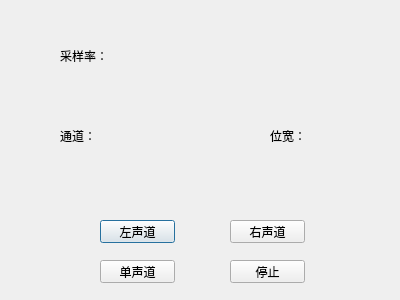
Above: Recording.ui from wangchuanchuan/RecordRtAudio before the change. Below: the same form after it.
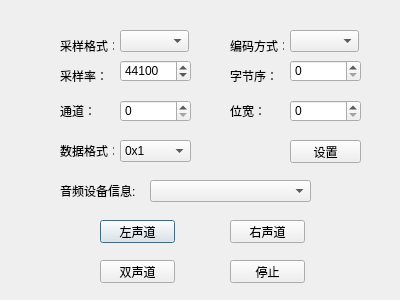
That is the form after the change.

The edit to the form file:
```diff
--- a/Recording.ui
+++ b/Recording.ui
@@ -49,7 +49,7 @@
     </rect>
    </property>
    <property name="text">
-    <string>单声道</string>
+    <string>双声道</string>
    </property>
   </widget>
   <widget class="QPushButton" name="btnStop">
@@ -69,7 +69,7 @@
    <property name="geometry">
     <rect>
      <x>60</x>
-     <y>50</y>
+     <y>70</y>
      <width>54</width>
      <height>12</height>
     </rect>
@@ -82,9 +82,9 @@
    <property name="geometry">
     <rect>
      <x>60</x>
-     <y>130</y>
+     <y>100</y>
      <width>54</width>
-     <height>12</height>
+     <height>21</height>
     </rect>
    </property>
    <property name="text">
@@ -94,16 +94,213 @@
   <widget class="QLabel" name="label_3">
    <property name="geometry">
     <rect>
-     <x>270</x>
-     <y>130</y>
+     <x>230</x>
+     <y>100</y>
      <width>54</width>
-     <height>12</height>
+     <height>21</height>
     </rect>
    </property>
    <property name="text">
     <string>位宽：</string>
    </property>
   </widget>
+  <widget class="QLabel" name="label_4">
+   <property name="geometry">
+    <rect>
+     <x>60</x>
+     <y>40</y>
+     <width>54</width>
+     <height>12</height>
+    </rect>
+   </property>
+   <property name="text">
+    <string>采样格式：</string>
+   </property>
+  </widget>
+  <widget class="QLabel" name="label_5">
+   <property name="geometry">
+    <rect>
+     <x>230</x>
+     <y>40</y>
+     <width>54</width>
+     <height>12</height>
+    </rect>
+   </property>
+   <property name="text">
+    <string>编码方式：</string>
+   </property>
+  </widget>
+  <widget class="QLabel" name="label_6">
+   <property name="geometry">
+    <rect>
+     <x>230</x>
+     <y>70</y>
+     <width>54</width>
+     <height>12</height>
+    </rect>
+   </property>
+   <property name="text">
+    <string>字节序：</string>
+   </property>
+  </widget>
+  <widget class="QLabel" name="label_7">
+   <property name="geometry">
+    <rect>
+     <x>60</x>
+     <y>180</y>
+     <width>81</width>
+     <height>21</height>
+    </rect>
+   </property>
+   <property name="text">
+    <string>音频设备信息:</string>
+   </property>
+  </widget>
+  <widget class="QComboBox" name="comboDeviceInfo">
+   <property name="geometry">
+    <rect>
+     <x>150</x>
+     <y>180</y>
+     <width>161</width>
+     <height>22</height>
+    </rect>
+   </property>
+  </widget>
+  <widget class="QComboBox" name="comboSampleFormat">
+   <property name="geometry">
+    <rect>
+     <x>120</x>
+     <y>30</y>
+     <width>69</width>
+     <height>22</height>
+    </rect>
+   </property>
+  </widget>
+  <widget class="QComboBox" name="comboEnCode">
+   <property name="geometry">
+    <rect>
+     <x>290</x>
+     <y>30</y>
+     <width>69</width>
+     <height>22</height>
+    </rect>
+   </property>
+  </widget>
+  <widget class="QSpinBox" name="spinBox_sampleRate">
+   <property name="geometry">
+    <rect>
+     <x>120</x>
+     <y>60</y>
+     <width>71</width>
+     <height>22</height>
+    </rect>
+   </property>
+   <property name="maximum">
+    <number>999999999</number>
+   </property>
+   <property name="value">
+    <number>44100</number>
+   </property>
+  </widget>
+  <widget class="QSpinBox" name="spinBox_endian">
+   <property name="geometry">
+    <rect>
+     <x>290</x>
+     <y>60</y>
+     <width>71</width>
+     <height>22</height>
+    </rect>
+   </property>
+   <property name="maximum">
+    <number>65535</number>
+   </property>
+  </widget>
+  <widget class="QSpinBox" name="spinBox_channel">
+   <property name="geometry">
+    <rect>
+     <x>120</x>
+     <y>100</y>
+     <width>71</width>
+     <height>22</height>
+    </rect>
+   </property>
+  </widget>
+  <widget class="QSpinBox" name="spinBox_byteWide">
+   <property name="geometry">
+    <rect>
+     <x>290</x>
+     <y>100</y>
+     <width>71</width>
+     <height>22</height>
+    </rect>
+   </property>
+  </widget>
+  <widget class="QPushButton" name="btnSetting">
+   <property name="geometry">
+    <rect>
+     <x>290</x>
+     <y>140</y>
+     <width>71</width>
+     <height>23</height>
+    </rect>
+   </property>
+   <property name="text">
+    <string>设置</string>
+   </property>
+  </widget>
+  <widget class="QLabel" name="label_8">
+   <property name="geometry">
+    <rect>
+     <x>60</x>
+     <y>140</y>
+     <width>54</width>
+     <height>21</height>
+    </rect>
+   </property>
+   <property name="text">
+    <string>数据格式：</string>
+   </property>
+  </widget>
+  <widget class="QComboBox" name="comboDataFormat">
+   <property name="geometry">
+    <rect>
+     <x>120</x>
+     <y>140</y>
+     <width>71</width>
+     <height>22</height>
+    </rect>
+   </property>
+   <item>
+    <property name="text">
+     <string>0x1</string>
+    </property>
+   </item>
+   <item>
+    <property name="text">
+     <string>0x2</string>
+    </property>
+   </item>
+   <item>
+    <property name="text">
+     <string>0x4</string>
+    </property>
+   </item>
+   <item>
+    <property name="text">
+     <string>0x8</string>
+    </property>
+   </item>
+   <item>
+    <property name="text">
+     <string>0x10</string>
+    </property>
+   </item>
+   <item>
+    <property name="text">
+     <string>0x20</string>
+    </property>
+   </item>
+  </widget>
  </widget>
  <resources/>
  <connections/>
```
